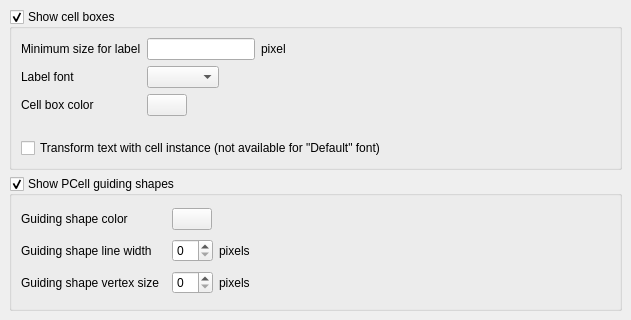
Qt form src/laybasic/laybasic/LayoutViewConfigPage2a.ui (KLayout/klayout) before a commit.
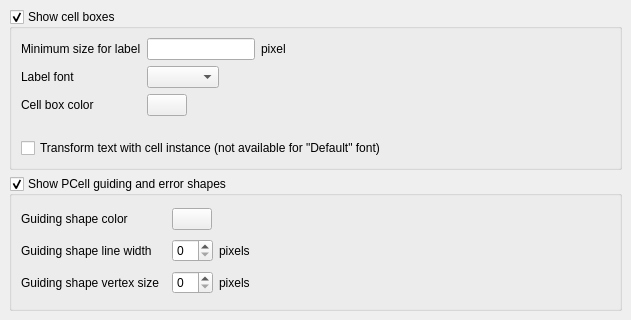
The same form after that commit. Custom widgets are drawn as their Qt base class.

Commit message:
Opportunity: show PCell errors on new error layer. Previously, errors were only shown when the PCell had at least a single layer parameter
The error text is drawn together with guiding shapes. Disabling guiding shapes will
turn off error display.

What changed in the file:
```diff
--- a/src/laybasic/laybasic/LayoutViewConfigPage2a.ui
+++ b/src/laybasic/laybasic/LayoutViewConfigPage2a.ui
@@ -220,7 +220,7 @@
    <item>
     <widget class="QGroupBox" name="pcell_gs_group">
      <property name="title">
-      <string>Show PCell guiding shapes</string>
+      <string>Show PCell guiding and error shapes</string>
      </property>
      <property name="checkable">
       <bool>true</bool>
```
Left out of the diff: 12 changed lines with no effect on the pictures. The commit also changes 6 other files.
